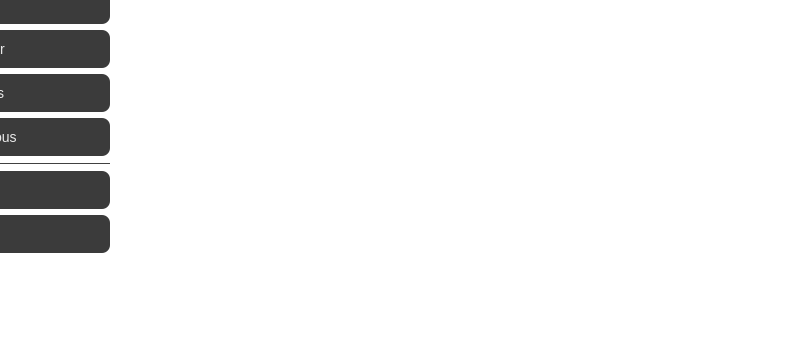
The window that qt/mainwindow.ui (leminlimez/Nugget) describes before a commit, drawn with Qt 5; both pictures show x 190 to 1000 and y 261 to 600 of the 1000 by 600 pixel window.
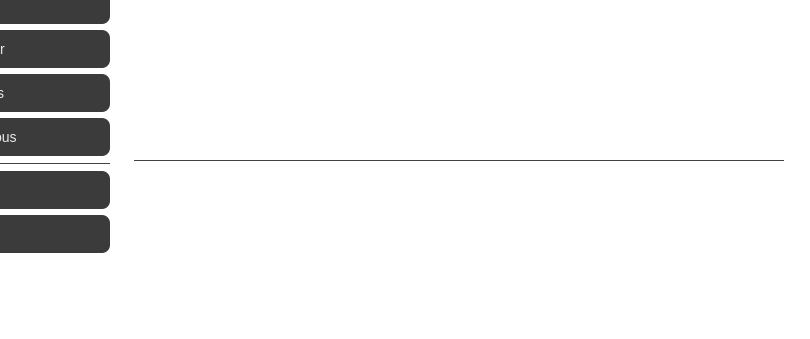
The same window after the commit. The open tabs and pages were chosen to show the change. Icons and pictures are not drawn.

Commit message: move floating tab bar and screen recording to sb

```diff
--- a/qt/mainwindow.ui
+++ b/qt/mainwindow.ui
@@ -5448,6 +5448,21 @@
                    </property>
                   </widget>
                  </item>
+                 <item>
+                  <widget class="Line" name="line_2">
+                   <property name="styleSheet">
+                    <string notr="true">QFrame {
+	color: #414141;
+}</string>
+                   </property>
+                   <property name="frameShadow">
+                    <enum>QFrame::Plain</enum>
+                   </property>
+                   <property name="orientation">
+                    <enum>Qt::Horizontal</enum>
+                   </property>
+                  </widget>
+                 </item>
                  <item>
                   <widget class="QCheckBox" name="authEngUICheck">
                    <property name="text">
```
Left out of the diff: 41 changed lines with no effect on the pictures. The commit also changes 7 other files.
